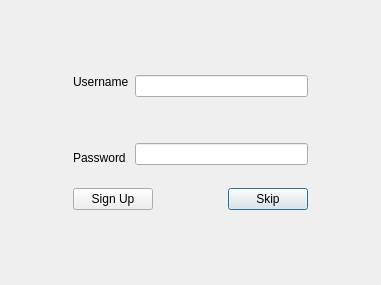
Above: ui/signUpDialog.ui from Pitiedwzr/FileArchiver before the change. Below: the same form after it.
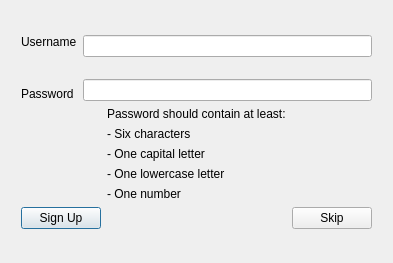
That is the form after the change.

Commit message: feature: password availability check

Diff of the .ui file:
```diff
--- a/ui/signUpDialog.ui
+++ b/ui/signUpDialog.ui
@@ -6,81 +6,21 @@
    <rect>
     <x>0</x>
     <y>0</y>
-    <width>381</width>
-    <height>285</height>
+    <width>393</width>
+    <height>263</height>
    </rect>
   </property>
   <property name="windowTitle">
    <string>Register</string>
   </property>
   <layout class="QGridLayout" name="gridLayout">
-   <item row="3" column="3">
-    <widget class="QPushButton" name="skipButton">
-     <property name="font">
-      <font>
-       <kerning>true</kerning>
-      </font>
-     </property>
-     <property name="contextMenuPolicy">
-      <enum>Qt::NoContextMenu</enum>
-     </property>
-     <property name="text">
-      <string>Skip</string>
-     </property>
-     <property name="flat">
-      <bool>false</bool>
-     </property>
-    </widget>
-   </item>
-   <item row="0" column="2">
-    <spacer name="verticalSpacer_2">
-     <property name="orientation">
-      <enum>Qt::Vertical</enum>
-     </property>
-     <property name="sizeHint" stdset="0">
-      <size>
-       <width>17</width>
-       <height>49</height>
-      </size>
-     </property>
-    </spacer>
-   </item>
-   <item row="4" column="2">
-    <spacer name="verticalSpacer_3">
-     <property name="orientation">
-      <enum>Qt::Vertical</enum>
-     </property>
-     <property name="sizeHint" stdset="0">
-      <size>
-       <width>20</width>
-       <height>48</height>
-      </size>
-     </property>
-    </spacer>
-   </item>
-   <item row="3" column="1">
+   <item row="8" column="1">
     <widget class="QPushButton" name="signUpButton">
      <property name="text">
       <string>Sign Up</string>
      </property>
     </widget>
    </item>
-   <item row="2" column="2">
-    <spacer name="verticalSpacer">
-     <property name="orientation">
-      <enum>Qt::Vertical</enum>
-     </property>
-     <property name="sizeType">
-      <enum>QSizePolicy::Preferred</enum>
-     </property>
-     <property name="sizeHint" stdset="0">
-      <size>
-       <width>17</width>
-       <height>17</height>
-      </size>
-     </property>
-    </spacer>
-   </item>
    <item row="1" column="1" colspan="3">
     <layout class="QHBoxLayout" name="horizontalLayout">
      <item>
@@ -134,15 +74,122 @@
        </item>
        <item>
         <widget class="QLineEdit" name="passwordLineEdit">
+         <property name="inputMask">
+          <string/>
+         </property>
          <property name="echoMode">
           <enum>QLineEdit::Password</enum>
          </property>
+         <property name="placeholderText">
+          <string/>
+         </property>
         </widget>
        </item>
       </layout>
      </item>
     </layout>
    </item>
+   <item row="7" column="2">
+    <widget class="QLabel" name="passRequestNumberLabel">
+     <property name="text">
+      <string>- One number</string>
+     </property>
+    </widget>
+   </item>
+   <item row="1" column="4">
+    <spacer name="horizontalSpacer">
+     <property name="orientation">
+      <enum>Qt::Horizontal</enum>
+     </property>
+     <property name="sizeType">
+      <enum>QSizePolicy::Expanding</enum>
+     </property>
+     <property name="sizeHint" stdset="0">
+      <size>
+       <width>60</width>
+       <height>20</height>
+      </size>
+     </property>
+    </spacer>
+   </item>
+   <item row="8" column="2">
+    <spacer name="horizontalSpacer_2">
+     <property name="orientation">
+      <enum>Qt::Horizontal</enum>
+     </property>
+     <property name="sizeHint" stdset="0">
+      <size>
+       <width>60</width>
+       <height>20</height>
+      </size>
+     </property>
+    </spacer>
+   </item>
+   <item row="9" column="2">
+    <spacer name="verticalSpacer_3">
+     <property name="orientation">
+      <enum>Qt::Vertical</enum>
+     </property>
+     <property name="sizeHint" stdset="0">
+      <size>
+       <width>20</width>
+       <height>48</height>
+      </size>
+     </property>
+    </spacer>
+   </item>
+   <item row="8" column="3">
+    <widget class="QPushButton" name="skipButton">
+     <property name="font">
+      <font>
+       <kerning>true</kerning>
+      </font>
+     </property>
+     <property name="contextMenuPolicy">
+      <enum>Qt::NoContextMenu</enum>
+     </property>
+     <property name="text">
+      <string>Skip</string>
+     </property>
+     <property name="flat">
+      <bool>false</bool>
+     </property>
+    </widget>
+   </item>
+   <item row="4" column="2">
+    <widget class="QLabel" name="passRequestCharacterLabel">
+     <property name="text">
+      <string>- Six characters</string>
+     </property>
+    </widget>
+   </item>
+   <item row="6" column="2">
+    <widget class="QLabel" name="passRequestLowercaseLabel">
+     <property name="text">
+      <string>- One lowercase letter</string>
+     </property>
+    </widget>
+   </item>
+   <item row="0" column="2">
+    <spacer name="verticalSpacer_2">
+     <property name="orientation">
+      <enum>Qt::Vertical</enum>
+     </property>
+     <property name="sizeHint" stdset="0">
+      <size>
+       <width>17</width>
+       <height>49</height>
+      </size>
+     </property>
+    </spacer>
+   </item>
+   <item row="5" column="2">
+    <widget class="QLabel" name="passRequestCapitalLabel">
+     <property name="text">
+      <string>- One capital letter</string>
+     </property>
+    </widget>
+   </item>
    <item row="1" column="0">
     <spacer name="horizontalSpacer_5">
      <property name="orientation">
@@ -160,17 +207,11 @@
     </spacer>
    </item>
    <item row="3" column="2">
-    <spacer name="horizontalSpacer_2">
-     <property name="orientation">
-      <enum>Qt::Horizontal</enum>
+    <widget class="QLabel" name="passRequestTitleLabel">
+     <property name="text">
+      <string>Password should contain at least:</string>
      </property>
-     <property name="sizeHint" stdset="0">
-      <size>
-       <width>60</width>
-       <height>20</height>
-      </size>
-     </property>
-    </spacer>
+    </widget>
    </item>
    <item row="1" column="4">
     <spacer name="horizontalSpacer">
```
Left out of the diff: 21 changed lines with no effect on the pictures. The commit also changes 4 other files.
